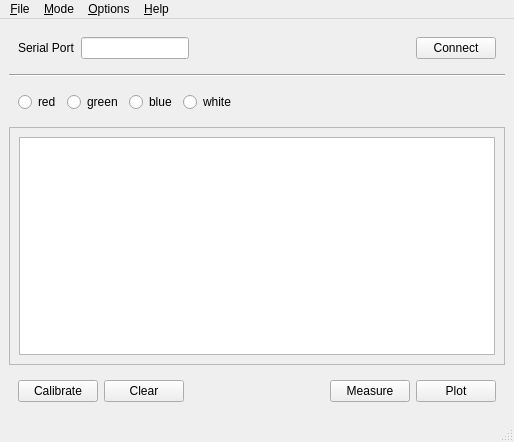
Qt form python/Colorimeter/colorimeter/gui/plot/plot.ui (iorodeo/colorimeter) before a commit.
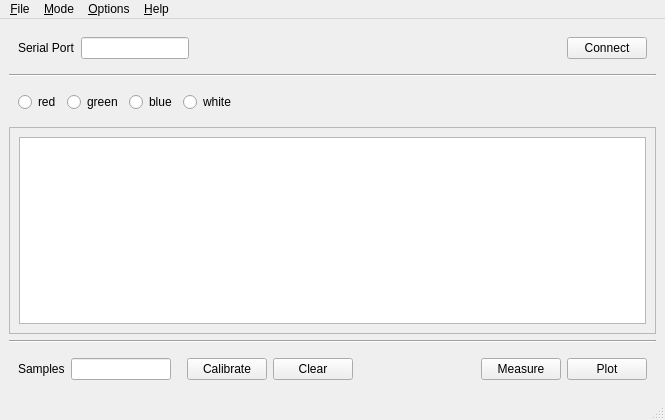
The same form after that commit. Custom widgets are drawn as their Qt base class.

Commit message: Added lineEdit for setting number for samples to the plot and measure programs.

```diff
--- a/python/Colorimeter/colorimeter/gui/plot/plot.ui
+++ b/python/Colorimeter/colorimeter/gui/plot/plot.ui
@@ -6,8 +6,8 @@
    <rect>
     <x>0</x>
     <y>0</y>
-    <width>514</width>
-    <height>442</height>
+    <width>665</width>
+    <height>420</height>
    </rect>
   </property>
   <property name="windowTitle">
@@ -139,7 +139,7 @@
          </property>
          <property name="sizeHint" stdset="0">
           <size>
-           <width>134</width>
+           <width>40</width>
            <height>20</height>
           </size>
          </property>
@@ -176,6 +176,13 @@
       </layout>
      </widget>
     </item>
+    <item>
+     <widget class="Line" name="line_2">
+      <property name="orientation">
+       <enum>Qt::Horizontal</enum>
+      </property>
+     </widget>
+    </item>
     <item>
      <widget class="QWidget" name="widget_3" native="true">
       <property name="sizePolicy">
@@ -191,6 +198,51 @@
        </size>
       </property>
       <layout class="QHBoxLayout" name="horizontalLayout_3">
+       <item>
+        <widget class="QLabel" name="samplesLabel">
+         <property name="text">
+          <string>Samples</string>
+         </property>
+        </widget>
+       </item>
+       <item>
+        <widget class="QLineEdit" name="samplesLineEdit">
+         <property name="sizePolicy">
+          <sizepolicy hsizetype="Fixed" vsizetype="Fixed">
+           <horstretch>0</horstretch>
+           <verstretch>0</verstretch>
+          </sizepolicy>
+         </property>
+         <property name="minimumSize">
+          <size>
+           <width>100</width>
+           <height>0</height>
+          </size>
+         </property>
+         <property name="maximumSize">
+          <size>
+           <width>100</width>
+           <height>16777215</height>
+          </size>
+         </property>
+        </widget>
+       </item>
+       <item>
+        <spacer name="horizontalSpacer_4">
+         <property name="orientation">
+          <enum>Qt::Horizontal</enum>
+         </property>
+         <property name="sizeType">
+          <enum>QSizePolicy::Fixed</enum>
+         </property>
+         <property name="sizeHint" stdset="0">
+          <size>
+           <width>10</width>
+           <height>20</height>
+          </size>
+         </property>
+        </spacer>
+       </item>
        <item>
         <widget class="QPushButton" name="calibratePushButton">
          <property name="text">
@@ -242,7 +294,7 @@
     <rect>
      <x>0</x>
      <y>0</y>
-     <width>514</width>
+     <width>665</width>
      <height>23</height>
     </rect>
    </property>
```
The commit also changes 5 other files.
